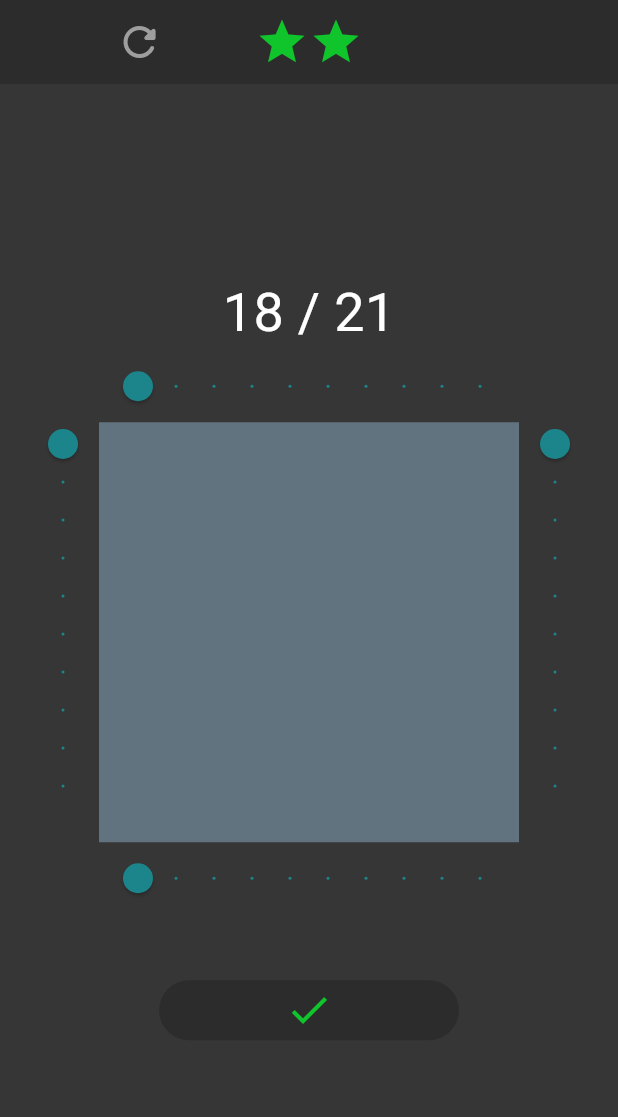
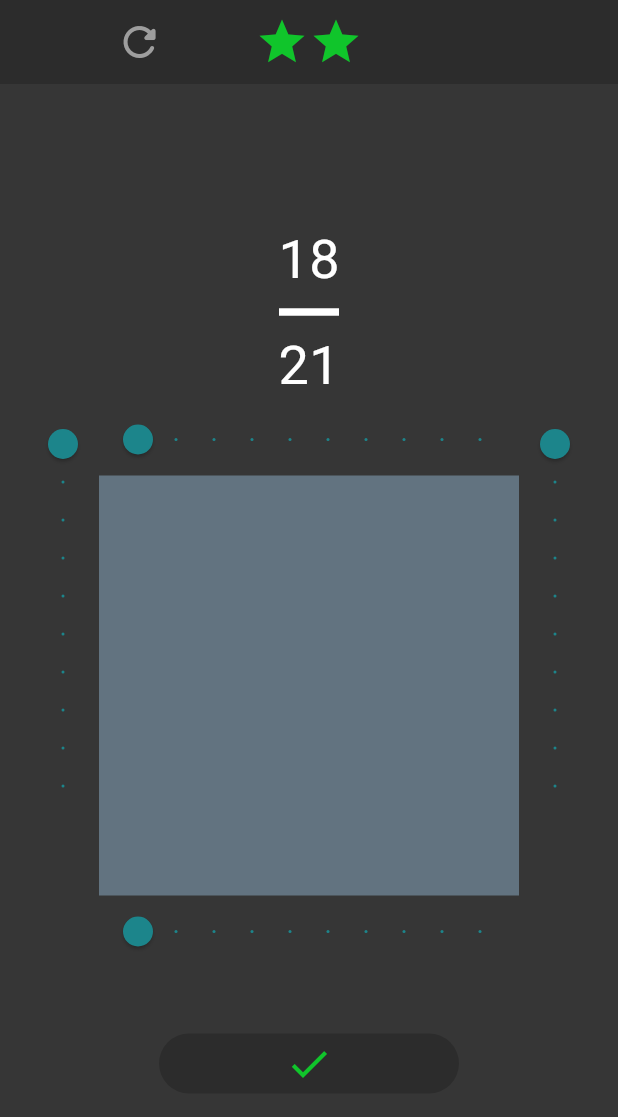
Before and after one commit to munovrizall/internship-test-studyo, a Flutter app: the screen it shows after launch, after a tap on the "check" icon, on a phone screen of 412 x 824 dp. Shown: the top 1117 px of the screen. Run offline on Flutter 3.47's test engine with Material 3 defaults, Android fonts, the phone set to English and light mode, and no system bars.

Commit message:
feat: changing fraction display

```diff
--- a/lib/main.dart
+++ b/lib/main.dart
@@ -73,7 +73,9 @@ class _MyAppState extends State<MyApp> {
                   ),
                 ],
               ),
-              const SizedBox(width: 48,),
+              const SizedBox(
+                width: 48,
+              ),
             ],
           ),
         ),
@@ -95,9 +97,26 @@ class _MyAppState extends State<MyApp> {
               mainAxisAlignment: MainAxisAlignment.center,
               crossAxisAlignment: CrossAxisAlignment.center,
               children: [
-                Text(
-                  '$_numerator / $_denominator',
-                  style: const TextStyle(color: Colors.white, fontSize: 36),
+                Column(
+                  crossAxisAlignment: CrossAxisAlignment.center,
+                  children: [
+                    Text(
+                      '$_numerator',
+                      style: const TextStyle(color: Colors.white, fontSize: 36),
+                    ),
+                    const SizedBox(
+                      height: 20,
+                      width: 40,
+                      child: Divider(
+                        color: Colors.white,
+                        thickness: 5,
+                      ),
+                    ),
+                    Text(
+                      '$_denominator',
+                      style: const TextStyle(color: Colors.white, fontSize: 36),
+                    ),
+                  ],
                 ),
                 sliderWidget(Orientation.horizontal),
                 GestureDetector(
@@ -252,9 +271,11 @@ class _MyAppState extends State<MyApp> {
     if (_selectedBoxes.length == _numerator) {
       print('benar');
       _generateNewQuestion();
+      _selectedBoxes.clear();
     } else {
       print('salah');
       _generateNewQuestion();
+      _selectedBoxes.clear();
     }
   }
 }
```
